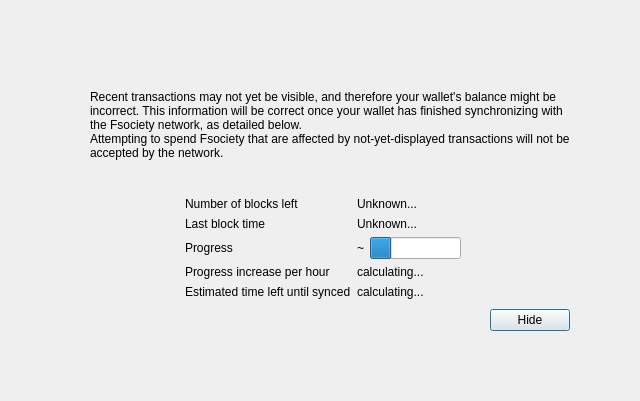
First picture: the form in src/qt/forms/modaloverlay.ui, repository nudicoinchain/nudicoin, before the edit.
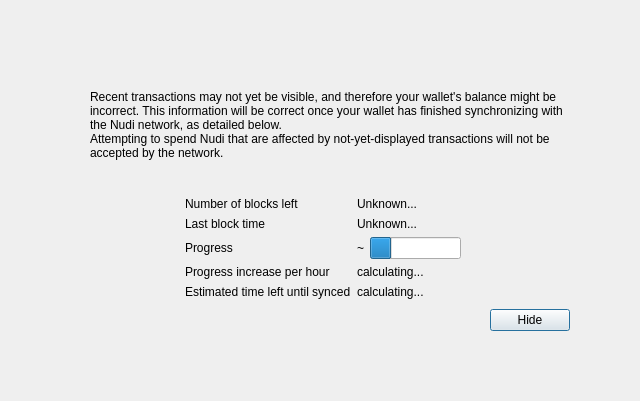
Second picture: the form after the edit. Custom widgets are drawn as their Qt base class.

```diff
--- a/src/qt/forms/modaloverlay.ui
+++ b/src/qt/forms/modaloverlay.ui
@@ -111,7 +111,7 @@
              <item>
               <widget class="QLabel" name="infoText">
                <property name="text">
-                <string>Recent transactions may not yet be visible, and therefore your wallet's balance might be incorrect. This information will be correct once your wallet has finished synchronizing with the Fsociety network, as detailed below.</string>
+                <string>Recent transactions may not yet be visible, and therefore your wallet's balance might be incorrect. This information will be correct once your wallet has finished synchronizing with the Nudi network, as detailed below.</string>
                </property>
                <property name="textFormat">
                 <enum>Qt::RichText</enum>
@@ -124,7 +124,7 @@
              <item>
               <widget class="QLabel" name="infoTextStrong">
                <property name="text">
-                <string>Attempting to spend Fsociety that are affected by not-yet-displayed transactions will not be accepted by the network.</string>
+                <string>Attempting to spend Nudi that are affected by not-yet-displayed transactions will not be accepted by the network.</string>
                </property>
                <property name="textFormat">
                 <enum>Qt::RichText</enum>
```
